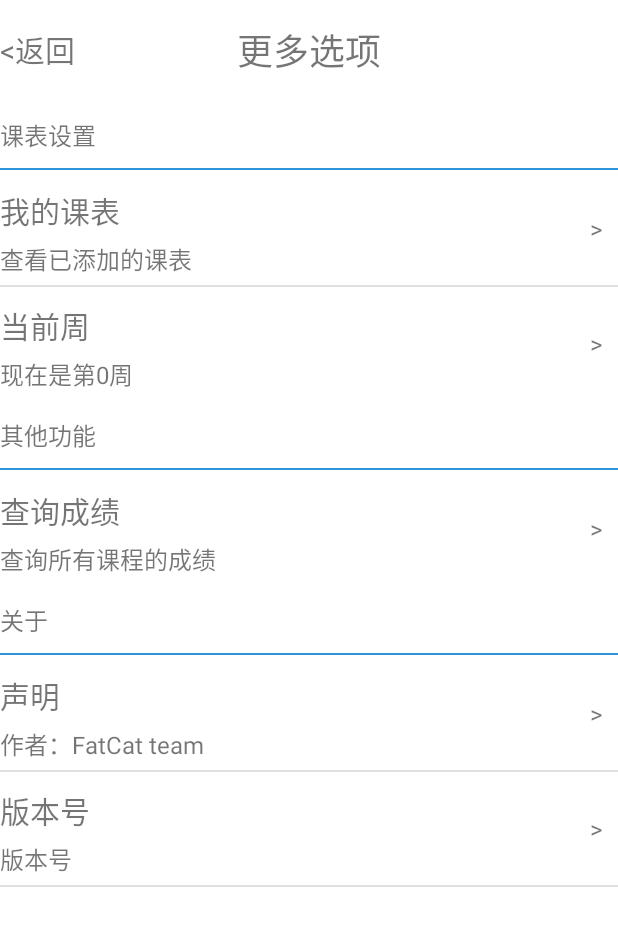
After one commit to EsauLu/CourseTable, an Android app: the SettingActivity screen opened directly, with no data from a screen before it, on a phone screen of 412 x 824 dp. The commit adds this screen. Shown: the top 926 px of the screen. Run offline under Robolectric (Android 15) with nearby library versions, the phone set to English and light mode, and no system bars.

Commit message:
加入设置界面，并添加修改当前周的功能

```diff
--- a/coursetable/build.gradle
+++ b/coursetable/build.gradle
@@ -10,6 +10,7 @@ android {
         targetSdkVersion 23
         versionCode 1
         versionName "1.0"
+        vectorDrawables.useSupportLibrary = true
     }
     buildTypes {
         release {
@@ -21,11 +22,12 @@ android {
 
 dependencies {
     compile fileTree(dir: 'libs', include: ['*.jar'])
-    testCompile 'junit:junit:4.12'
     compile 'com.android.support:appcompat-v7:23.4.0'
     compile 'com.android.support:design:23.4.0'
     compile 'com.android.support:support-v4:23.4.0'
     compile 'com.android.support:cardview-v7:23.4.0'
     compile 'com.squareup.okhttp3:okhttp:3.4.1'
     compile 'com.google.code.gson:gson:2.7'
+    compile 'com.android.support:support-vector-drawable:23.4.0'
+    testCompile 'junit:junit:4.12'
 }
--- a/coursetable/src/main/java/com/fatcat/coursetable/activity/CourseInfoActivity.java
+++ b/coursetable/src/main/java/com/fatcat/coursetable/activity/CourseInfoActivity.java
@@ -2,6 +2,7 @@ package com.fatcat.coursetable.activity;
 
 import android.content.Intent;
 import android.graphics.Color;
+import android.support.v4.content.ContextCompat;
 import android.support.v7.widget.Toolbar;
 import android.util.Log;
 import android.view.MenuItem;
@@ -46,8 +47,8 @@ public class CourseInfoActivity extends BaseActivity {
     protected void initActionBar() {
         mToolbar = (Toolbar) findViewById(R.id.toolbar);
         // toolbar.setLogo(R.drawable.ic_launcher);
-        mToolbar.setTitle("课程信息");// 标题的文字需在setSupportActionBar之前，不然会无效
-        mToolbar.setTitleTextColor(R.color.colorText);
+        mToolbar.setTitle(course.getName());// 标题的文字需在setSupportActionBar之前，不然会无效
+        mToolbar.setTitleTextColor(ContextCompat.getColor(this,R.color.colorText));
         // toolbar.setSubtitle("副标题");
         setSupportActionBar(mToolbar);
         getSupportActionBar().setDisplayHomeAsUpEnabled(true);
--- /dev/null
+++ b/coursetable/src/main/java/com/fatcat/coursetable/activity/SettingActivity.java
@@ -0,0 +1,95 @@
+package com.fatcat.coursetable.activity;
+
+import android.app.AlertDialog;
+import android.content.DialogInterface;
+import android.content.Intent;
+import android.os.Bundle;
+import android.preference.Preference;
+import android.preference.PreferenceActivity;
+import android.view.View;
+
+import com.fatcat.coursetable.R;
+import com.fatcat.coursetable.jw.service.BroadcastAction;
+import com.fatcat.coursetable.uitls.DateUtils;
+import com.fatcat.coursetable.uitls.PrefUtils;
+
+import java.util.Calendar;
+import java.util.Date;
+
+/**
+ * Created by EsauLu on 2016-10-06.
+ */
+
+public class SettingActivity extends PreferenceActivity {
+
+    private Preference myCourse;
+    private Preference currWeek;
+    private Preference qureyScore;
+    private int currWeekNum;
+
+    @Override
+    protected void onCreate(Bundle savedInstanceState) {
+        super.onCreate(savedInstanceState);
+        addPreferencesFromResource(R.xml.preference);
+        myCourse=findPreference("my_course");
+        currWeek=findPreference("curr_week");
+        qureyScore=findPreference("qurey_score");
+        updateCurrWeek();
+        setOnclicListener();
+    }
+    /**
+     * 为各个选项处理点击事件
+     */
+    private void setOnclicListener(){
+        myCourse.setOnPreferenceClickListener(new Preference.OnPreferenceClickListener() {
+            @Override
+            public boolean onPreferenceClick(Preference preference) {
+                return false;
+            }
+        });
+        currWeek.setOnPreferenceClickListener(new Preference.OnPreferenceClickListener() {
+            @Override
+            public boolean onPreferenceClick(Preference preference) {
+                String[] num=new String[25];
+                for(int i=0;i<25;i++){
+                    num[i]="第"+String.valueOf(i+1)+"周";
+                }
+                AlertDialog.Builder builder=new AlertDialog.Builder(SettingActivity.this);
+                builder.setTitle("选择当前周");
+                builder.setItems(num, new DialogInterface.OnClickListener() {
+                    @Override
+                    public void onClick(DialogInterface dialog, int which) {
+                        if(which+1==currWeekNum){
+                            return;
+                        }
+                        PrefUtils.setBeginTime(SettingActivity.this,"begintime", DateUtils.countBeginTime(Calendar.getInstance(),which+1));
+                        updateCurrWeek();
+                        Intent intent=new Intent();
+                        intent.setAction(BroadcastAction.CHANG_CURR_WEEK_NUM);
+                        SettingActivity.this.sendBroadcast(intent);
+                    }
+                });
+                builder.create().show();
+                return true;
+            }
+        });
+        qureyScore.setOnPreferenceClickListener(new Preference.OnPreferenceClickListener() {
+            @Override
+            public boolean onPreferenceClick(Preference preference) {
+                return false;
+            }
+        });
+    }
+
+    public void Back(View v){
+        super.onBackPressed();
+    }
+
+    public void updateCurrWeek(){
+        long currTime=new Date().getTime();
+        long beginTime=PrefUtils.getBeginTime(this,"begintime",currTime);
+        currWeekNum = DateUtils.countCurrWeek(beginTime,currTime);
+        currWeek.setSummary("现在是第"+currWeekNum+"周");
+    }
+
+}
--- a/coursetable/src/main/java/com/fatcat/coursetable/jw/service/BroadcastAction.java
+++ b/coursetable/src/main/java/com/fatcat/coursetable/jw/service/BroadcastAction.java
@@ -13,4 +13,5 @@ public class BroadcastAction {
     public static final String STU_INF ="com.jluzh.jw.stuinfo";
     public static final String CHECK_IMG="com.jluzh.jw.checkimg";
 
+    public static final String CHANG_CURR_WEEK_NUM="com.jluzh.jw.changeweeknum";
 }
--- /dev/null
+++ b/coursetable/src/main/java/com/fatcat/coursetable/uitls/DateUtils.java
@@ -0,0 +1,59 @@
+package com.fatcat.coursetable.uitls;
+
+import android.util.Log;
+
+import java.util.Calendar;
+
+/**
+ * Created by EsauL on 2016-10-06.
+ */
+
+public class DateUtils {
+
+    public static final int dayMills=24*60*60*1000;
+
+    /**
+     * 根据当前周计算课表开始的时间截
+     * @param calendar
+     * @param currWeek
+     * @return
+     */
+    public static final long countBeginTime(Calendar calendar,int currWeek){
+
+        calendar.set(Calendar.HOUR_OF_DAY,0);
+        calendar.set(Calendar.MINUTE,0);
+        calendar.set(Calendar.SECOND,0);
+        calendar.set(Calendar.MILLISECOND,0);
+        long time=calendar.getTime().getTime()-(long)((calendar.get(Calendar.DAY_OF_WEEK)+7*currWeek))*dayMills;
+        return time;
+
+    }
+
+    /**
+     * 计算两个时间截的周数差
+     * @param beginTime 开始时间截
+     * @param endTime 结束时间截
+     * @return 返回一个代表周数差的整数
+     */
+    public static final int countCurrWeek(long beginTime,long endTime){
+        Log.i("时间截：","》》》》》》》》》"+beginTime+" , "+endTime);
+        long diff=endTime-beginTime;
+        int week=(int)(diff/(7*dayMills));
+        return week;
+    }
+
+    /**
+     * 计算两个时间截的差模7（一个星期）求余后的天数，用于求星期几
+     * @param beginTime 开始时间截
+     * @param endTime 结束时间截
+     * @return 返回一个代表一个星期的第几天的整数
+     */
+    public static final int countCurrWeekDay(long beginTime,long endTime){
+        Log.i("时间截：","》》》》》》》》》"+beginTime+" , "+endTime);
+        long diff=endTime-beginTime;
+        long week=diff%(7*dayMills);
+        int day=(int)(week/(dayMills));
+        return day;
+    }
+
+}
--- a/coursetable/src/main/java/com/fatcat/coursetable/uitls/PrefUtils.java
+++ b/coursetable/src/main/java/com/fatcat/coursetable/uitls/PrefUtils.java
@@ -2,6 +2,7 @@ package com.fatcat.coursetable.uitls;
 
 import android.content.Context;
 import android.content.SharedPreferences;
+import android.util.Log;
 
 /**
  * SharePreference封装
@@ -23,6 +24,19 @@ public class PrefUtils {
                 Context.MODE_PRIVATE);
         return  sp.getString(key,defaultValue);
     }
+
+    public static  final void setBeginTime(Context ctx, String key, long value){
+        SharedPreferences sp = ctx.getSharedPreferences(PREF_NAME,
+                Context.MODE_PRIVATE);
+        Log.i("发送广播","============保存开始时间============");
+        sp.edit().putLong(key, value).commit();
+    }
+
+    public static final long getBeginTime(Context ctx, String key, long defaultValue){
+        SharedPreferences sp = ctx.getSharedPreferences(PREF_NAME, Context.MODE_PRIVATE);
+        return  sp.getLong(key,defaultValue);
+    }
+
 //    public static boolean  getCourseBoolean(Context ctx, String key, boolean defaultValue) {
 //        SharedPreferences sp = ctx.getSharedPreferences(PREF_NAME,
 //                Context.MODE_PRIVATE);
--- a/coursetable/src/main/res/layout/activity_course.xml
+++ b/coursetable/src/main/res/layout/activity_course.xml
@@ -59,9 +59,12 @@
                 android:id="@+id/tv_setting_title"
                 android:layout_width="wrap_content"
                 android:layout_height="match_parent"
-                android:layout_marginRight="15dp"
+                android:paddingLeft="10dp"
+                android:paddingRight="10dp"
                 android:gravity="center_vertical"
                 android:text="+"
+                android:clickable="true"
+                android:onClick="onClick"
                 android:textColor="#2e94da"
                 android:textSize="32sp" />
         </LinearLayout>
--- /dev/null
+++ b/coursetable/src/main/res/layout/setting_bar_layout.xml
@@ -0,0 +1,28 @@
+<?xml version="1.0" encoding="UTF-8"?>
+<RelativeLayout
+    xmlns:android="http://schemas.android.com/apk/res/android"
+    android:layout_width="match_parent"
+    android:layout_height="wrap_content"
+    android:paddingTop="15dp"
+    android:paddingBottom="15dp">
+
+    <TextView
+        android:layout_width="wrap_content"
+        android:layout_height="wrap_content"
+        android:text="&#60;返回"
+        android:textSize="20sp"
+        android:clickable="true"
+        android:onClick="Back"
+        android:layout_centerVertical="true"/>
+
+    <TextView
+
+        android:layout_width="wrap_content"
+        android:layout_height="wrap_content"
+        android:layout_centerInParent="true"
+        android:layout_centerVertical="true"
+        android:text="更多选项"
+        android:textSize="24sp"/>
+
+
+</RelativeLayout>
--- /dev/null
+++ b/coursetable/src/main/res/layout/setting_item_layout.xml
@@ -0,0 +1,45 @@
+<?xml version="1.0" encoding="UTF-8"?>
+<RelativeLayout
+    xmlns:android="http://schemas.android.com/apk/res/android"
+    android:layout_width="match_parent"
+    android:layout_height="wrap_content"
+    android:paddingTop="5dp"
+    android:paddingBottom="5dp">
+
+        <TextView
+            android:id="@android:id/title"
+            android:layout_width="wrap_content"
+            android:layout_height="wrap_content"
+            android:textSize="20sp"
+            android:layout_marginTop="5dp"
+            android:layout_marginBottom="5dp"/>
+
+        <TextView
+            android:layout_width="wrap_content"
+            android:layout_height="wrap_content"
+            android:id="@android:id/summary"
+            android:layout_below="@android:id/title"
+            android:textSize="16sp"/>
+
+        <TextView
+            android:id="@+id/tv_right"
+            android:layout_width="wrap_content"
+            android:layout_height="wrap_content"
+            android:text=">"
+            android:layout_alignParentRight="true"
+            android:layout_centerVertical="true"
+            android:paddingRight="10dp"
+            android:paddingLeft="10dp"
+            android:textSize="16dp"/>
+
+        <TextView
+            android:id="@+id/tv_message"
+            android:layout_toLeftOf="@id/tv_right"
+            android:layout_width="wrap_content"
+            android:layout_height="wrap_content"
+            android:layout_centerVertical="true"
+            android:paddingRight="10dp"
+            android:paddingLeft="10dp"
+            android:textSize="20dp" />
+
+</RelativeLayout>
--- /dev/null
+++ b/coursetable/src/main/res/layout/setting_top_item_layout.xml
@@ -0,0 +1,20 @@
+<?xml version="1.0" encoding="utf-8"?>
+<LinearLayout xmlns:android="http://schemas.android.com/apk/res/android"
+    android:layout_width="match_parent"
+    android:layout_height="match_parent"
+    android:orientation="vertical"
+    >
+
+    <TextView
+        android:id="@android:id/title"
+        android:layout_width="wrap_content"
+        android:layout_height="wrap_content"
+        android:paddingTop="10dp"
+        android:paddingBottom="10dp"
+        android:textSize="16sp"/>
+    <View
+        android:layout_width="match_parent"
+        android:layout_height="1dp"
+        android:background="#2e94da" />
+
+</LinearLayout>
--- a/coursetable/src/main/res/layout/week_day_drop_item_layout.xml
+++ b/coursetable/src/main/res/layout/week_day_drop_item_layout.xml
@@ -1,7 +1,8 @@
 <?xml version="1.0" encoding="utf-8"?>
 <LinearLayout xmlns:android="http://schemas.android.com/apk/res/android"
     android:layout_width="match_parent"
-    android:layout_height="wrap_content">
+    android:layout_height="wrap_content"
+    >
 
     <TextView
         android:id="@+id/tv_week_item"
--- /dev/null
+++ b/coursetable/src/main/res/xml/preference.xml
@@ -0,0 +1,58 @@
+<?xml version="1.0" encoding="UTF-8"?>
+<PreferenceScreen
+    xmlns:tools="http://schemas.android.com/tools"
+    xmlns:android="http://schemas.android.com/apk/res/android"
+    tools:context=".SettingsActivity"
+    >
+
+    <Preference android:layout="@layout/setting_bar_layout" android:selectable="false"/>
+
+    <PreferenceCategory
+        android:title="课表设置"
+        android:layout="@layout/setting_top_item_layout">
+
+        <Preference
+            android:key="my_course"
+            android:title="我的课表"
+            android:summary="查看已添加的课表"
+            android:layout="@layout/setting_item_layout"
+            />
+
+        <Preference
+            android:key="curr_week"
+            android:title="当前周"
+            android:summary="设置当前周数"
+            android:layout="@layout/setting_item_layout"
+            />
+
+    </PreferenceCategory>
+
+    <PreferenceCategory
+        android:title="其他功能"
+        android:layout="@layout/setting_top_item_layout">
+
+        <Preference
+            android:key="qurey_score"
+            android:title="查询成绩"
+            android:summary="查询所有课程的成绩"
+            android:layout="@layout/setting_item_layout"
+        />
+
+    </PreferenceCategory>
+
+    <PreferenceCategory
+        android:title="关于"
+        android:layout="@layout/setting_top_item_layout">
+        <Preference
+            android:title="声明"
+            android:summary="作者：FatCat team"
+            android:layout="@layout/setting_item_layout"
+        />
+        <Preference
+            android:title="版本号"
+            android:summary="版本号"
+            android:layout="@layout/setting_item_layout"
+        />
+    </PreferenceCategory>
+
+</PreferenceScreen>
```
Also changed, not shown: coursetable/src/main/AndroidManifest.xml (+4 -4 lines), coursetable/src/main/java/com/fatcat/coursetable/activity/CourseActivity.java (+114 -39 lines), coursetable/src/main/java/com/fatcat/coursetable/activity/CourseLoginActivity.java (+6 -13 lines), coursetable/src/main/java/com/fatcat/coursetable/adapter/WeekDayAdapter.java (+21 -11 lines), coursetable/src/main/res/drawable/bg1.xml (added, +12 -0 lines), coursetable/src/main/res/values/strings.xml (+73 -0 lines).
